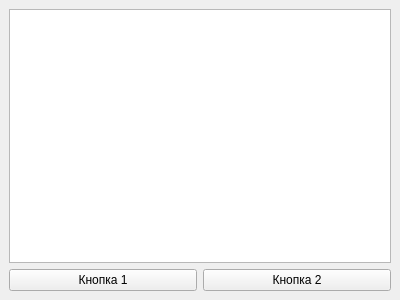
Above: Pyqt/events.ui from Makarkin42/Python_19_04_25 before the change. Below: the same form after it.
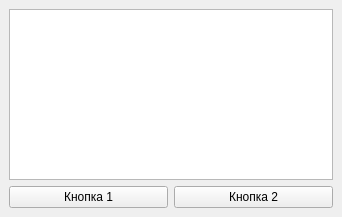
That is the form after the change.

Diff of the .ui file:
```diff
--- a/Pyqt/events.ui
+++ b/Pyqt/events.ui
@@ -6,10 +6,16 @@
    <rect>
     <x>0</x>
     <y>0</y>
-    <width>400</width>
-    <height>300</height>
+    <width>342</width>
+    <height>217</height>
    </rect>
   </property>
+  <property name="sizePolicy">
+   <sizepolicy hsizetype="Ignored" vsizetype="Ignored">
+    <horstretch>0</horstretch>
+    <verstretch>0</verstretch>
+   </sizepolicy>
+  </property>
   <property name="windowTitle">
    <string>MainWindow</string>
   </property>
```
